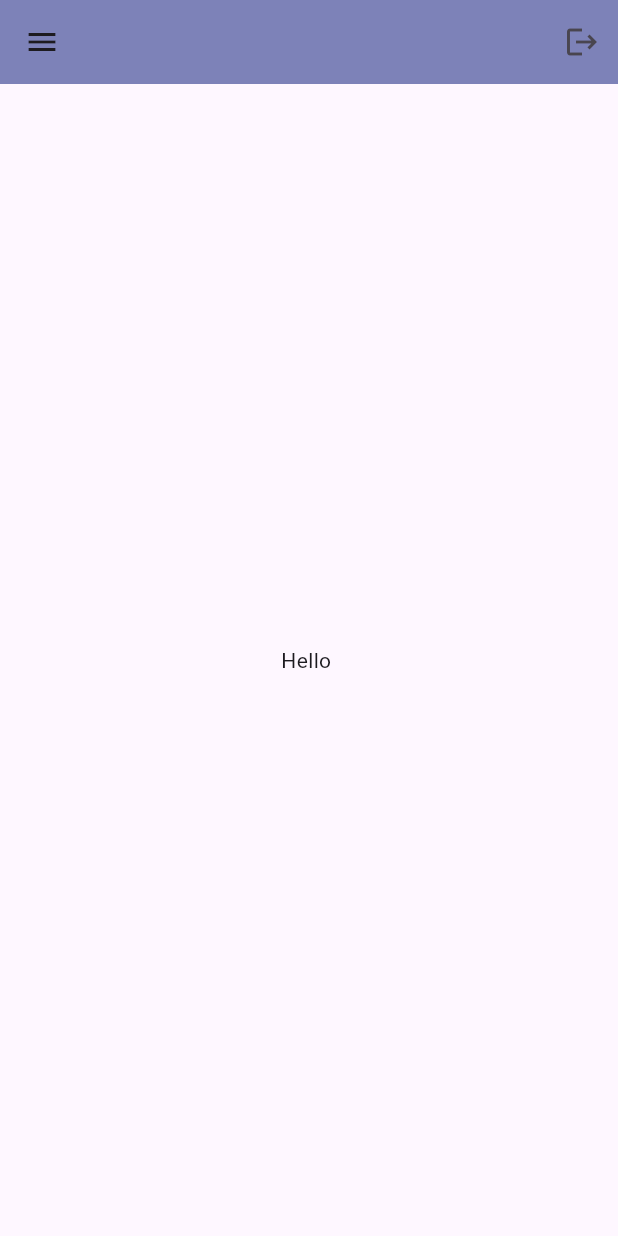
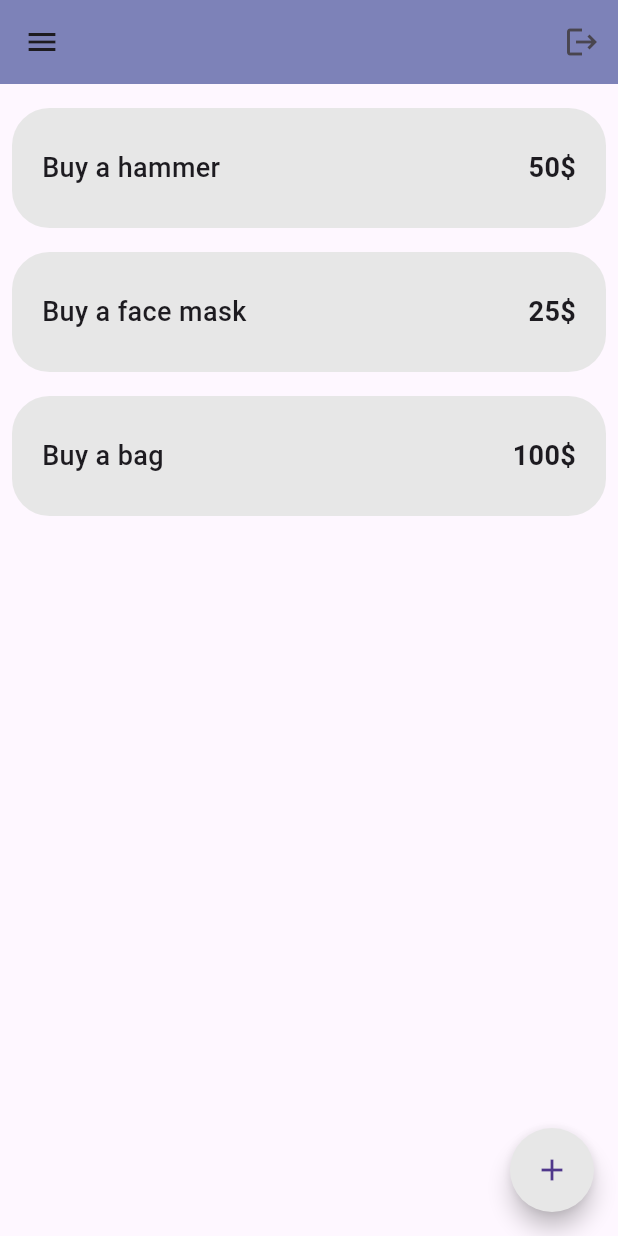
Before and after one commit to russellandrady/budgetplanner_flutter_app, a Flutter app: the Budgets screen opened by its route, on a phone screen of 412 x 824 dp. Run offline on Flutter 3.47's test engine with Material 3 defaults, Android fonts, the phone set to English and light mode, and no system bars; drawn by our look-alikes of flutter_slidable; our stand-ins replace firebase_auth, firebase_core, fluttertoast; accounts and stored records are empty.

Commit message:
Budgets adding functionality and ui is completed

```diff
--- a/lib/pages/budgets.dart
+++ b/lib/pages/budgets.dart
@@ -1,19 +1,68 @@
 import 'package:budgetplanner/utils/appbar.dart';
+import 'package:budgetplanner/utils/budget_tile.dart';
 import 'package:budgetplanner/utils/left_menu.dart';
+import 'package:budgetplanner/utils/popoup_box.dart';
 import 'package:firebase_auth/firebase_auth.dart';
 import 'package:flutter/material.dart';
+import 'package:flutter/widgets.dart';
 
-class Budgets extends StatelessWidget {
-  const Budgets({super.key});
+class Budgets extends StatefulWidget {
+  Budgets({super.key});
+
+  @override
+  State<Budgets> createState() => _BudgetsState();
+}
+
+class _BudgetsState extends State<Budgets> {
+  final _budgetName = TextEditingController();
+  final _budgetAmount = TextEditingController();
+  List budgetList = [
+    ["Buy a hammer", 50],
+    ["Buy a face mask", 25],
+    ["Buy a bag", 100],
+  ];
+
+  void createNewBudget() {
+    showDialog(
+        context: context,
+        builder: (context) {
+          return PopoupBox(
+            budgetName: _budgetName,
+            budgetAmount: _budgetAmount,
+            onSave: () {
+              setState(() {
+                budgetList
+                    .add([_budgetName.text, int.parse(_budgetAmount.text)]);
+              });
+              _budgetName.clear();
+              _budgetAmount.clear();
+            },
+          );
+        });
+  }
 
   @override
   Widget build(BuildContext context) {
     return Scaffold(
-      appBar: CustomAppbar(showLogoutuButton: true,),
-      drawer: LeftMenu(),
-      body: Center(
-          child: Text(
-              "Hello " + FirebaseAuth.instance.currentUser!.email!.toString())),
+      appBar: const CustomAppbar(
+        showLogoutuButton: true,
+      ),
+      drawer: const LeftMenu(),
+      body: ListView.builder(
+          padding: EdgeInsets.all(8.0),
+          itemCount: budgetList.length,
+          itemBuilder: (context, index) {
+            return BudgetTile(
+                budgetName: budgetList[index][0],
+                budgetAmount: budgetList[index][1]);
+          }),
+      floatingActionButtonLocation: FloatingActionButtonLocation.endFloat,
+      floatingActionButton: FloatingActionButton(
+        onPressed: createNewBudget,
+        backgroundColor: Theme.of(context).primaryColorLight,
+        shape: const CircleBorder(eccentricity: BorderSide.strokeAlignCenter),
+        child: const Icon(Icons.add),
+      ),
     );
   }
 }
--- /dev/null
+++ b/lib/utils/budget_tile.dart
@@ -0,0 +1,51 @@
+import 'package:flutter/material.dart';
+import 'package:flutter_slidable/flutter_slidable.dart';
+
+class BudgetTile extends StatelessWidget {
+  String budgetName;
+  int budgetAmount;
+  BudgetTile({super.key, required this.budgetName, required this.budgetAmount});
+
+  @override
+  Widget build(BuildContext context) {
+    return Padding(
+      padding: const EdgeInsets.only(top: 8, bottom: 8),
+      child: Slidable(
+        child: Column(
+          children: [
+            Center(
+              child: Container(
+                padding: const EdgeInsets.symmetric(horizontal: 20.0),
+                width: 400,
+                height: 80,
+                decoration: BoxDecoration(
+                  color: Theme.of(context).primaryColorLight,
+                  borderRadius: BorderRadius.circular(25),
+                ),
+                child: Row(
+                  mainAxisAlignment: MainAxisAlignment.spaceBetween,
+                  children: [
+                    Text(
+                      budgetName,
+                      style: const TextStyle(
+                        fontSize: 18,
+                        fontWeight: FontWeight.w500,
+                      ),
+                    ),
+                    Text(
+                      "$budgetAmount\$",
+                      style: const TextStyle(
+                        fontSize: 18,
+                        fontWeight: FontWeight.bold,
+                      ),
+                    ),
+                  ],
+                ),
+              ),
+            ),
+          ],
+        ),
+      ),
+    );
+  }
+}
--- a/pubspec.yaml
+++ b/pubspec.yaml
@@ -36,6 +36,7 @@ dependencies:
   cupertino_icons: ^1.0.6
   firebase_core: ^2.31.1
   firebase_auth: ^4.19.6
+  flutter_slidable: ^3.1.0
 
 dev_dependencies:
   flutter_test:
```
Also changed, not shown: lib/utils/popoup_box.dart (added, +44 -0 lines), pubspec.lock.
